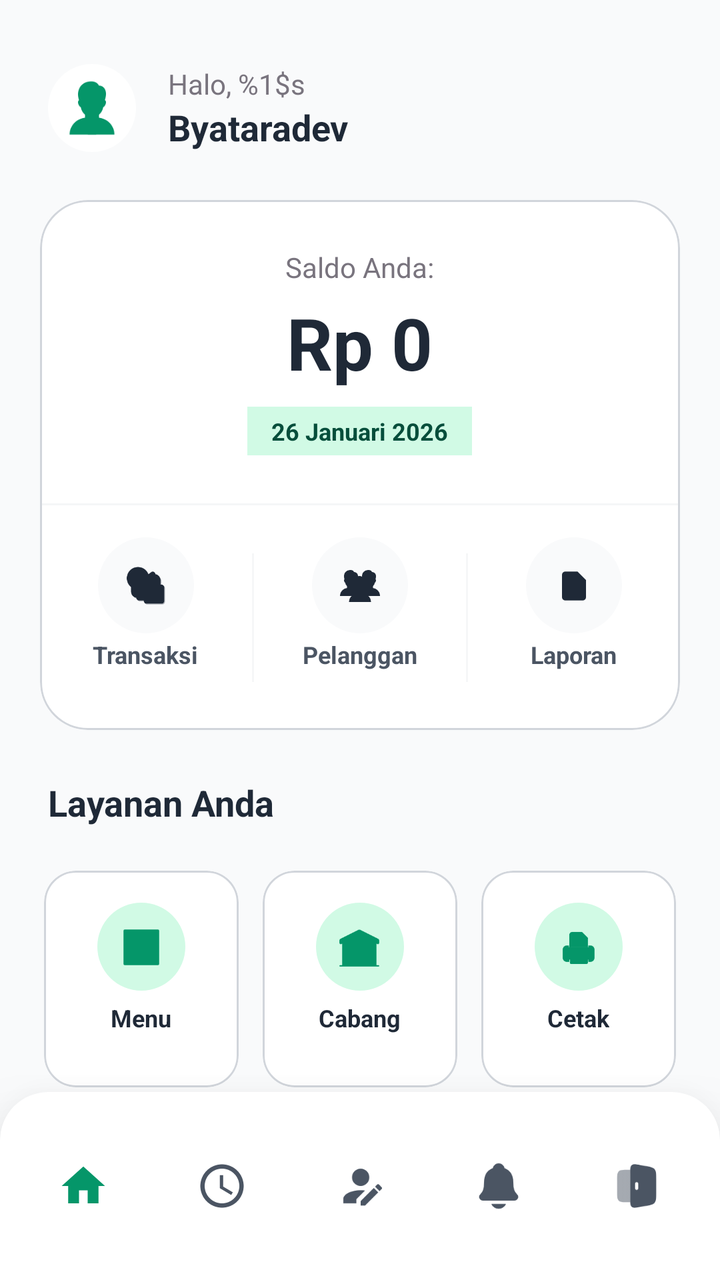
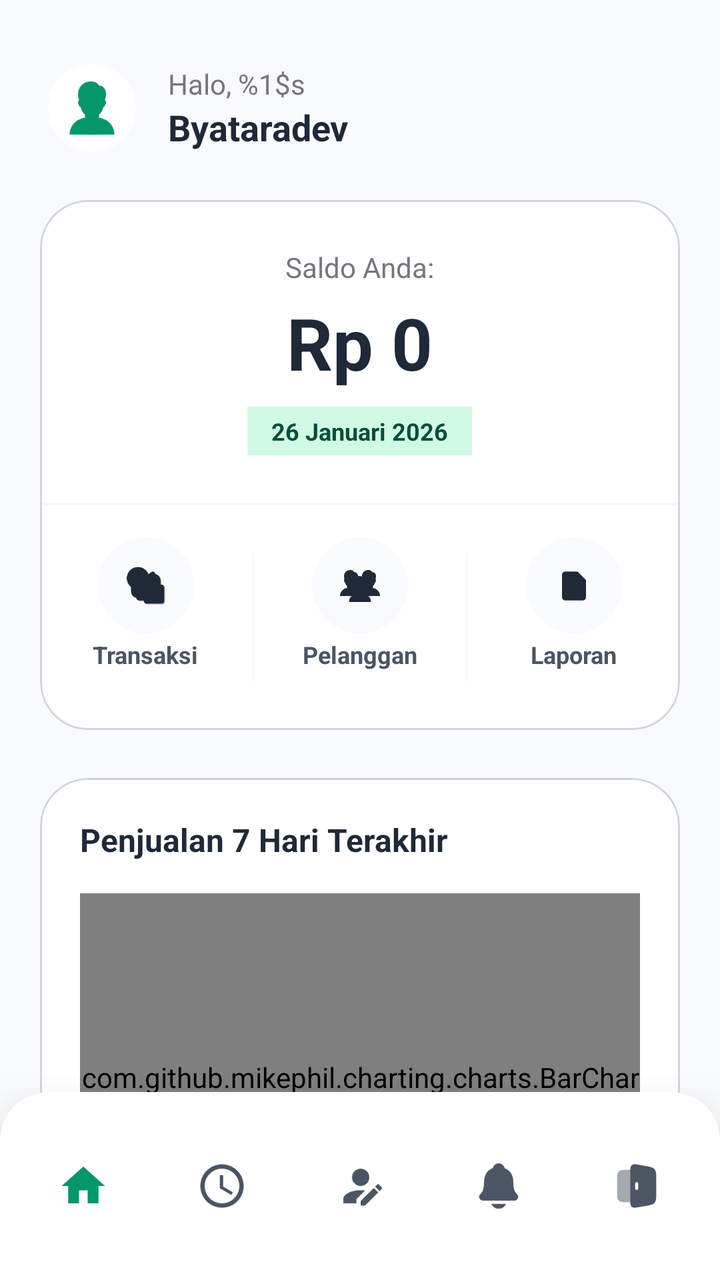

Two renders of the same Android screen: before a commit and after it. Below are the layout's source before the change and the commit's diff.
<!-- AndroidManifest.xml: application theme Theme.PenjualanDev -->
<!-- res/layout/activity_main.xml -->
<?xml version="1.0" encoding="utf-8"?>
<androidx.coordinatorlayout.widget.CoordinatorLayout
    xmlns:android="http://schemas.android.com/apk/res/android"
    xmlns:app="http://schemas.android.com/apk/res-auto"
    xmlns:tools="http://schemas.android.com/tools"
    android:layout_width="match_parent"
    android:layout_height="match_parent"
    android:background="?attr/colorSurface"
    android:id="@+id/main"
    tools:context=".MainActivity">

    <androidx.core.widget.NestedScrollView
        android:layout_width="match_parent"
        android:layout_height="match_parent"
        android:fillViewport="true"
        android:clipToPadding="false">

        <androidx.constraintlayout.widget.ConstraintLayout
            android:layout_width="match_parent"
            android:layout_height="match_parent"
            android:background="?attr/colorSurface"
            android:paddingBottom="100dp">

            
            <LinearLayout
                android:id="@+id/header_layout"
                android:layout_width="match_parent"
                android:layout_height="wrap_content"
                android:layout_marginTop="32dp"
                android:layout_marginHorizontal="24dp"
                android:orientation="horizontal"
                android:gravity="center_vertical"
                app:layout_constraintTop_toTopOf="parent"
                app:layout_constraintStart_toStartOf="parent">
                
                
                <ImageView
                    android:layout_width="44dp"
                    android:layout_height="44dp"
                    android:background="@drawable/circle_shape"
                    android:backgroundTint="?attr/colorSurfaceContainerHigh"
                    android:padding="8dp"
                    android:src="@drawable/pegawai"
                    app:tint="?attr/colorPrimary" />

                <LinearLayout
                    android:layout_width="0dp"
                    android:layout_height="wrap_content"
                    android:layout_weight="1"
                    android:layout_marginStart="16dp"
                    android:orientation="vertical">
                    <TextView
                        android:id="@+id/tvSalam"
                        android:layout_width="wrap_content"
                        android:layout_height="wrap_content"
                        android:text="@string/halo_salam"
                        android:textColor="?attr/colorOutline"
                        android:textSize="14sp" />
                    <TextView
                        android:id="@+id/tvGreeting"
                        android:layout_width="wrap_content"
                        android:layout_height="wrap_content"
                        android:text="@string/sapauser"
                        android:textColor="?attr/colorOnSurface"
                        android:textSize="18sp"
                        android:textStyle="bold" />
                </LinearLayout>

            </LinearLayout>

            
            <com.google.android.material.card.MaterialCardView
                android:id="@+id/cardView"
                android:layout_width="match_parent"
                android:layout_height="wrap_content"
                android:layout_marginTop="24dp"
                android:layout_marginHorizontal="20dp"
                app:cardBackgroundColor="?attr/colorSurfaceContainerHigh"
                app:cardElevation="0dp"
                app:strokeWidth="1dp"
                app:strokeColor="@color/colorOutlineStroke"
                app:cardCornerRadius="24dp"
                app:layout_constraintTop_toBottomOf="@+id/header_layout">

                <LinearLayout
                    android:layout_width="match_parent"
                    android:layout_height="wrap_content"
                    android:orientation="vertical"
                    android:paddingTop="24dp">

                    
                    <LinearLayout
                        android:layout_width="match_parent"
                        android:layout_height="wrap_content"
                        android:orientation="vertical"
                        android:gravity="center_horizontal"
                        android:paddingHorizontal="24dp">

                        <TextView
                            android:id="@+id/labelSaldo"
                            android:layout_width="wrap_content"
                            android:layout_height="wrap_content"
                            android:text="@string/saldoanda"
                            android:textColor="?attr/colorOutline"
                            android:textSize="14sp" />

                        <TextView
                            android:id="@+id/tvNominal"
                            android:layout_width="wrap_content"
                            android:layout_height="wrap_content"
                            android:layout_marginTop="4dp"
                            android:text="Rp 0"
                            android:textColor="?attr/colorOnSurface"
                            android:textSize="36sp"
                            android:textStyle="bold" />

                        <TextView
                            android:id="@+id/tvTanggalBeranda"
                            android:layout_width="wrap_content"
                            android:layout_height="wrap_content"
                            android:layout_marginTop="8dp"
                            android:text="@string/tanggalberanda"
                            android:textColor="@color/colorOnSecondary"
                            android:background="?attr/colorSecondary"
                            android:paddingHorizontal="12dp"
                            android:paddingVertical="4dp"
                            android:textSize="12sp"
                            android:textStyle="bold" />
                    </LinearLayout>

                    
                    <View
                        android:layout_width="match_parent"
                        android:layout_height="1dp"
                        android:layout_marginTop="24dp"
                        android:background="@color/colorOutlineStroke"
                        android:alpha="0.2" />

                    
                    <LinearLayout
                        android:id="@+id/cardseccond"
                        android:layout_width="match_parent"
                        android:layout_height="wrap_content"
                        android:orientation="horizontal"
                        android:paddingVertical="16dp"
                        android:weightSum="3">
                        
                        
                        <LinearLayout
                            android:id="@+id/btn_transaksi"
                            android:layout_width="0dp"
                            android:layout_height="wrap_content"
                            android:layout_weight="1"
                            android:gravity="center"
                            android:orientation="vertical">
                            <View
                                android:layout_width="48dp"
                                android:layout_height="48dp"
                                android:background="@drawable/circle_shape"
                                android:backgroundTint="?attr/colorSurface" />
                            <ImageView
                                android:layout_width="20dp"
                                android:layout_height="20dp"
                                android:layout_marginTop="-34dp"
                                android:src="@drawable/transaksii"
                                app:tint="?attr/colorOnSurface"/>
                            <TextView
                                android:layout_width="wrap_content"
                                android:layout_height="wrap_content"
                                android:layout_marginTop="16dp"
                                android:text="@string/transaksi"
                                android:textColor="?attr/colorOnSurfaceVariant"
                                android:textSize="12sp"
                                android:textStyle="bold" />
                        </LinearLayout>

                        <View
                            android:layout_width="1dp"
                            android:layout_height="match_parent"
                            android:layout_marginVertical="8dp"
                            android:background="@color/colorOutlineStroke"
                            android:alpha="0.2"/>

                        
                        <LinearLayout
                            android:id="@+id/btn_pelanggan"
                            android:layout_width="0dp"
                            android:layout_height="wrap_content"
                            android:layout_weight="1"
                            android:gravity="center"
                            android:orientation="vertical"
                            android:clickable="true"
                            android:focusable="true"
                            android:foreground="?android:attr/selectableItemBackground">
                            <View
                                android:layout_width="48dp"
                                android:layout_height="48dp"
                                android:background="@drawable/circle_shape"
                                android:backgroundTint="?attr/colorSurface" />
                            <ImageView
                                android:layout_width="20dp"
                                android:layout_height="20dp"
                                android:layout_marginTop="-34dp"
                                android:src="@drawable/pelanggan"
                                app:tint="?attr/colorOnSurface"/>
                            <TextView
                                android:layout_width="wrap_content"
                                android:layout_height="wrap_content"
                                android:layout_marginTop="16dp"
                                android:text="@string/pelanggan"
                                android:textColor="?attr/colorOnSurfaceVariant"
                                android:textSize="12sp"
                                android:textStyle="bold" />
                        </LinearLayout>

                        <View
                            android:layout_width="1dp"
                            android:layout_height="match_parent"
                            android:layout_marginVertical="8dp"
                            android:background="@color/colorOutlineStroke"
                            android:alpha="0.2"/>

                        
                        <LinearLayout
                            android:id="@+id/btn_laporan"
                            android:layout_width="0dp"
                            android:layout_height="wrap_content"
                            android:layout_weight="1"
                            android:gravity="center"
                            android:orientation="vertical">
                            <View
                                android:layout_width="48dp"
                                android:layout_height="48dp"
                                android:background="@drawable/circle_shape"
                                android:backgroundTint="?attr/colorSurface" />
                            <ImageView
                                android:layout_width="20dp"
                                android:layout_height="20dp"
                                android:layout_marginTop="-34dp"
                                android:src="@drawable/laporann"
                                app:tint="?attr/colorOnSurface"/>
                            <TextView
                                android:layout_width="wrap_content"
                                android:layout_height="wrap_content"
                                android:layout_marginTop="16dp"
                                android:text="@string/laporan"
                                android:textColor="?attr/colorOnSurfaceVariant"
                                android:textSize="12sp"
                                android:textStyle="bold" />
                        </LinearLayout>
                    </LinearLayout>
                </LinearLayout>
            </com.google.android.material.card.MaterialCardView>

            <TextView
                android:id="@+id/program"
                android:layout_width="match_parent"
                android:layout_height="wrap_content"
                android:text="@string/layanan_anda"
                android:layout_marginTop="24dp"
                android:layout_marginStart="24dp"
                android:textColor="?attr/colorOnSurface"
                android:textSize="18sp"
                android:textStyle="bold"
                app:layout_constraintTop_toBottomOf="@id/cardView"/>

            
            <LinearLayout
                android:id="@+id/row1"
                android:layout_width="match_parent"
                android:layout_height="wrap_content"
                android:layout_marginTop="16dp"
                android:layout_marginHorizontal="16dp"
                android:orientation="horizontal"
                android:weightSum="3"
                app:layout_constraintTop_toBottomOf="@id/program">

                
                <com.google.android.material.card.MaterialCardView
                    android:id="@+id/cardmenu"
                    android:layout_width="0dp"
                    android:layout_height="wrap_content"
                    android:layout_weight="1"
                    android:layout_margin="6dp"
                    app:cardCornerRadius="16dp"
                    app:cardElevation="0dp"
                    app:strokeWidth="1dp"
                    app:strokeColor="@color/colorOutlineStroke"
                    app:cardBackgroundColor="?attr/colorSurfaceContainerHigh"
                    android:clickable="true"
                    android:focusable="true"
                    android:foreground="?android:attr/selectableItemBackground">
                    <LinearLayout
                        android:layout_width="match_parent"
                        android:layout_height="wrap_content"
                        android:paddingVertical="16dp"
                        android:gravity="center"
                        android:orientation="vertical">
                        <View
                            android:layout_width="44dp"
                            android:layout_height="44dp"
                            android:background="@drawable/circle_shape"
                            android:backgroundTint="?attr/colorSecondary"/>
                        <ImageView
                            android:layout_width="22dp"
                            android:layout_height="22dp"
                            android:layout_marginTop="-33dp"
                            android:src="@drawable/menu"
                            app:tint="?attr/colorPrimary"/>
                        <TextView
                            android:layout_width="wrap_content"
                            android:layout_height="wrap_content"
                            android:layout_marginTop="16dp"
                            android:text="@string/menu"
                            android:textColor="?attr/colorOnSurface"
                            android:textSize="12sp"
                            android:textStyle="bold" />
                    </LinearLayout>
                </com.google.android.material.card.MaterialCardView>

                
                <com.google.android.material.card.MaterialCardView
                    android:id="@+id/cardcabang"
                    android:layout_width="0dp"
                    android:layout_height="wrap_content"
                    android:layout_weight="1"
                    android:layout_margin="6dp"
                    app:cardCornerRadius="16dp"
                    app:cardElevation="0dp"
                    app:strokeWidth="1dp"
                    app:strokeColor="@color/colorOutlineStroke"
                    app:cardBackgroundColor="?attr/colorSurfaceContainerHigh"
                    android:clickable="true"
                    android:focusable="true"
                    android:foreground="?android:attr/selectableItemBackground">
                    <LinearLayout
                        android:layout_width="match_parent"
                        android:layout_height="wrap_content"
                        android:paddingVertical="16dp"
                        android:gravity="center"
                        android:orientation="vertical">
                        <View
                            android:layout_width="44dp"
                            android:layout_height="44dp"
                            android:background="@drawable/circle_shape"
                            android:backgroundTint="?attr/colorSecondary"/>
                        <ImageView
                            android:layout_width="22dp"
                            android:layout_height="22dp"
                            android:layout_marginTop="-33dp"
                            android:src="@drawable/cabang"
                            app:tint="?attr/colorPrimary"/>
                        <TextView
                            android:layout_width="wrap_content"
                            android:layout_height="wrap_content"
                            android:layout_marginTop="16dp"
                            android:text="@string/cabang"
                            android:textColor="?attr/colorOnSurface"
                            android:textSize="12sp"
                            android:textStyle="bold" />
                    </LinearLayout>
                </com.google.android.material.card.MaterialCardView>

                
                <com.google.android.material.card.MaterialCardView
                    android:id="@+id/cardprinter"
                    android:layout_width="0dp"
                    android:layout_height="wrap_content"
                    android:layout_weight="1"
                    android:layout_margin="6dp"
                    app:cardCornerRadius="16dp"
                    app:cardElevation="0dp"
                    app:strokeWidth="1dp"
                    app:strokeColor="@color/colorOutlineStroke"
                    app:cardBackgroundColor="?attr/colorSurfaceContainerHigh"
                    android:clickable="true"
                    android:focusable="true"
                    android:foreground="?android:attr/selectableItemBackground">
                    <LinearLayout
                        android:layout_width="match_parent"
                        android:layout_height="wrap_content"
                        android:paddingVertical="16dp"
                        android:gravity="center"
                        android:orientation="vertical">
                        <View
                            android:layout_width="44dp"
                            android:layout_height="44dp"
                            android:background="@drawable/circle_shape"
                            android:backgroundTint="?attr/colorSecondary"/>
                        <ImageView
                            android:layout_width="22dp"
                            android:layout_height="22dp"
                            android:layout_marginTop="-33dp"
                            android:src="@drawable/printer"
                            app:tint="?attr/colorPrimary"/>
                        <TextView
                            android:layout_width="wrap_content"
                            android:layout_height="wrap_content"
                            android:layout_marginTop="16dp"
                            android:text="@string/printer"
                            android:textColor="?attr/colorOnSurface"
                            android:textSize="12sp"
                            android:textStyle="bold" />
                    </LinearLayout>
                </com.google.android.material.card.MaterialCardView>
            </LinearLayout>

            <LinearLayout
                android:id="@+id/row2"
                android:layout_width="match_parent"
                android:layout_height="wrap_content"
                android:layout_marginHorizontal="16dp"
                android:orientation="horizontal"
                android:weightSum="3"
                app:layout_constraintTop_toBottomOf="@id/row1">

                
                <View
                    android:layout_width="0dp"
                    android:layout_height="wrap_content"
                    android:layout_weight="0.5"
                    android:layout_margin="6dp" />

                
                <com.google.android.material.card.MaterialCardView
                    android:id="@+id/cardpegawai"
                    android:layout_width="0dp"
                    android:layout_height="wrap_content"
                    android:layout_weight="1"
                    android:layout_margin="6dp"
                    app:cardCornerRadius="16dp"
                    app:cardElevation="0dp"
                    app:strokeWidth="1dp"
                    app:strokeColor="@color/colorOutlineStroke"
                    app:cardBackgroundColor="?attr/colorSurfaceContainerHigh"
                    android:clickable="true"
                    android:focusable="true"
                    android:foreground="?android:attr/selectableItemBackground">
                    <LinearLayout
                        android:layout_width="match_parent"
                        android:layout_height="wrap_content"
                        android:paddingVertical="16dp"
                        android:gravity="center"
                        android:orientation="vertical">
                        <View
                            android:layout_width="44dp"
                            android:layout_height="44dp"
                            android:background="@drawable/circle_shape"
                            android:backgroundTint="?attr/colorSecondary"/>
                        <ImageView
                            android:layout_width="22dp"
                            android:layout_height="22dp"
                            android:layout_marginTop="-33dp"
                            android:src="@drawable/pegawai"
                            app:tint="?attr/colorPrimary"/>
                        <TextView
                            android:layout_width="wrap_content"
                            android:layout_height="wrap_content"
                            android:layout_marginTop="16dp"
                            android:text="@string/pegawai"
                            android:textColor="?attr/colorOnSurface"
                            android:textSize="12sp"
                            android:textStyle="bold" />
                    </LinearLayout>
                </com.google.android.material.card.MaterialCardView>

                
                <com.google.android.material.card.MaterialCardView
                    android:id="@+id/cardkategori"
                    android:layout_width="0dp"
                    android:layout_height="wrap_content"
                    android:layout_weight="1"
                    android:layout_margin="6dp"
                    app:cardCornerRadius="16dp"
                    app:cardElevation="0dp"
                    app:strokeWidth="1dp"
                    app:strokeColor="@color/colorOutlineStroke"
                    app:cardBackgroundColor="?attr/colorSurfaceContainerHigh"
                    android:clickable="true"
                    android:focusable="true"
                    android:foreground="?android:attr/selectableItemBackground">
                    <LinearLayout
                        android:layout_width="match_parent"
                        android:layout_height="wrap_content"
                        android:paddingVertical="16dp"
                        android:gravity="center"
                        android:orientation="vertical">
                        <View
                            android:layout_width="44dp"
                            android:layout_height="44dp"
                            android:background="@drawable/circle_shape"
                            android:backgroundTint="?attr/colorSecondary"/>
                        <ImageView
                            android:layout_width="22dp"
                            android:layout_height="22dp"
                            android:layout_marginTop="-33dp"
                            android:src="@drawable/label"
                            app:tint="?attr/colorPrimary"/>
                        <TextView
                            android:layout_width="wrap_content"
                            android:layout_height="wrap_content"
                            android:layout_marginTop="16dp"
                            android:text="@string/kategori"
                            android:textColor="?attr/colorOnSurface"
                            android:textSize="12sp"
                            android:textStyle="bold" />
                    </LinearLayout>
                </com.google.android.material.card.MaterialCardView>
                
                
                <View
                    android:layout_width="0dp"
                    android:layout_height="wrap_content"
                    android:layout_weight="0.5"
                    android:layout_margin="6dp" />
            </LinearLayout>
            
        </androidx.constraintlayout.widget.ConstraintLayout>
    </androidx.core.widget.NestedScrollView>

    
    <include layout="@layout/layout_bottom_navigation" />

</androidx.coordinatorlayout.widget.CoordinatorLayout>
<!-- res/layout/layout_bottom_navigation.xml (included above) -->
<?xml version="1.0" encoding="utf-8"?>
<com.google.android.material.card.MaterialCardView
    xmlns:android="http://schemas.android.com/apk/res/android"
    xmlns:app="http://schemas.android.com/apk/res-auto"
    android:layout_width="match_parent"
    android:layout_height="wrap_content"
    android:layout_gravity="bottom"
    app:cardElevation="24dp"
    app:strokeWidth="0dp"
    app:cardBackgroundColor="?attr/colorSurfaceContainerHigh"
    app:shapeAppearanceOverlay="@style/ShapeAppearance.App.Card.TopRounded">

    <com.google.android.material.bottomnavigation.BottomNavigationView
        android:id="@+id/bottom_navigation"
        android:layout_width="match_parent"
        android:layout_height="wrap_content"
        android:background="@android:color/transparent"
        style="@style/App.BottomNavigationView"
        app:itemIconTint="@color/nav_item_color_state"
        app:itemActiveIndicatorStyle="@style/App.BottomNavigation.Indicator"
        app:itemIconSize="26dp"
        app:labelVisibilityMode="unlabeled"
        app:menu="@menu/bottom_nav_menu"
        app:elevation="0dp" />
</com.google.android.material.card.MaterialCardView>
<!-- resources referenced by this layout -->
<resources>
  <color name="colorOnSecondary">#064E3B</color>
  <color name="colorOutlineStroke">#D1D5DB</color>
  <!-- drawable circle_shape (drawable) -->
  <?xml version="1.0" encoding="utf-8"?>
  <shape xmlns:android="http://schemas.android.com/apk/res/android"
      android:shape="oval">
      <solid android:color="@color/white" />
  </shape>
  <string name="cabang">Cabang</string>
  <string name="halo_salam">Halo, %1$s</string>
  <string name="kategori">Kategori</string>
  <string name="laporan">Laporan</string>
  <string name="layanan_anda">Layanan Anda</string>
  <string name="menu">Menu</string>
  <string name="pegawai">Pegawai</string>
  <string name="pelanggan">Pelanggan</string>
  <string name="printer">Cetak</string>
  <string name="saldoanda">Saldo Anda: </string>
  <string name="sapauser">Byataradev</string>
  <string name="tanggalberanda">26 Januari 2026</string>
  <string name="transaksi">Transaksi</string>
  <style name="App.BottomNavigation.Indicator" parent="Widget.Material3.BottomNavigationView.ActiveIndicator">
          <item name="android:color">@android:color/transparent</item>
      </style>
  <style name="App.BottomNavigationView" parent="Widget.Material3.BottomNavigationView">
          <item name="shapeAppearanceOverlay">@style/App.ShapeAppearance.BottomNavigationView</item>
          <item name="backgroundTint">?attr/colorSurfaceContainerLow</item>
      </style>
  <style name="ShapeAppearance.App.Card.TopRounded" parent="">
          <item name="cornerFamily">rounded</item>
          <item name="cornerSizeTopLeft">24dp</item>
          <item name="cornerSizeTopRight">24dp</item>
          <item name="cornerSizeBottomLeft">0dp</item>
          <item name="cornerSizeBottomRight">0dp</item>
      </style>
  <style name="Theme.PenjualanDev" parent="Base.Theme.PenjualanDev" />
  <color name="white">#FFFFFFFF</color>
  <style name="App.ShapeAppearance.BottomNavigationView" parent="">
          <item name="cornerFamily">rounded</item>
          <item name="cornerSizeTopRight">24dp</item>
          <item name="cornerSizeTopLeft">24dp</item>
          <item name="cornerSizeBottomRight">0dp</item>
          <item name="cornerSizeBottomLeft">0dp</item>
      </style>
  <color name="colorPrimary">#059669</color>
  <color name="colorOnPrimary">#FFFFFF</color>
  <color name="colorSecondary">#D1FAE5</color>
  <color name="colorScreenBackground">#F9FAFB</color>
  <color name="colorPrimaryText">#1F2937</color>
  <color name="colorCardBackground">#FFFFFF</color>
  <color name="colorSurfaceContainerLow">#F3F4F6</color>
  <color name="colorSurfaceContainerLowest">#FFFFFF</color>
  <color name="colorAuthCardBackground">#FFFFFF</color>
  <color name="colorSecondaryText">#4B5563</color>
  <color name="red">#EF4444</color>
  <style name="Widget.App.Button" parent="Widget.Material3.Button">
          <item name="cornerRadius">12dp</item>
          <item name="android:minHeight">48dp</item>
          <item name="backgroundTint">@color/colorPrimary</item>
          <item name="android:textColor">@color/white</item>
          <item name="android:insetTop">0dp</item>
          <item name="android:insetBottom">0dp</item>
      </style>
  <!-- unchanged entries left out for length: 9 -->
</resources>

<!-- the commit's change to res/layout/activity_main.xml (unified diff, before → after) -->
@@ -252,6 +252,42 @@
                 </LinearLayout>
             </com.google.android.material.card.MaterialCardView>
 
+            
+            <com.google.android.material.card.MaterialCardView
+                android:id="@+id/cardChart"
+                android:layout_width="match_parent"
+                android:layout_height="wrap_content"
+                android:layout_marginTop="24dp"
+                android:layout_marginHorizontal="20dp"
+                app:cardBackgroundColor="?attr/colorSurfaceContainerHigh"
+                app:cardElevation="0dp"
+                app:strokeWidth="1dp"
+                app:strokeColor="@color/colorOutlineStroke"
+                app:cardCornerRadius="24dp"
+                app:layout_constraintTop_toBottomOf="@+id/cardView">
+
+                <LinearLayout
+                    android:layout_width="match_parent"
+                    android:layout_height="wrap_content"
+                    android:orientation="vertical"
+                    android:padding="20dp">
+
+                    <TextView
+                        android:layout_width="wrap_content"
+                        android:layout_height="wrap_content"
+                        android:text="Penjualan 7 Hari Terakhir"
+                        android:textColor="?attr/colorOnSurface"
+                        android:textSize="16sp"
+                        android:textStyle="bold" />
+
+                    <com.github.mikephil.charting.charts.BarChart
+                        android:id="@+id/barChartPenjualan"
+                        android:layout_width="match_parent"
+                        android:layout_height="200dp"
+                        android:layout_marginTop="16dp" />
+                </LinearLayout>
+            </com.google.android.material.card.MaterialCardView>
+
             <TextView
                 android:id="@+id/program"
                 android:layout_width="match_parent"
@@ -262,7 +298,7 @@
                 android:textColor="?attr/colorOnSurface"
                 android:textSize="18sp"
                 android:textStyle="bold"
-                app:layout_constraintTop_toBottomOf="@id/cardView"/>
+                app:layout_constraintTop_toBottomOf="@id/cardChart"/>
 
             
             <LinearLayout
